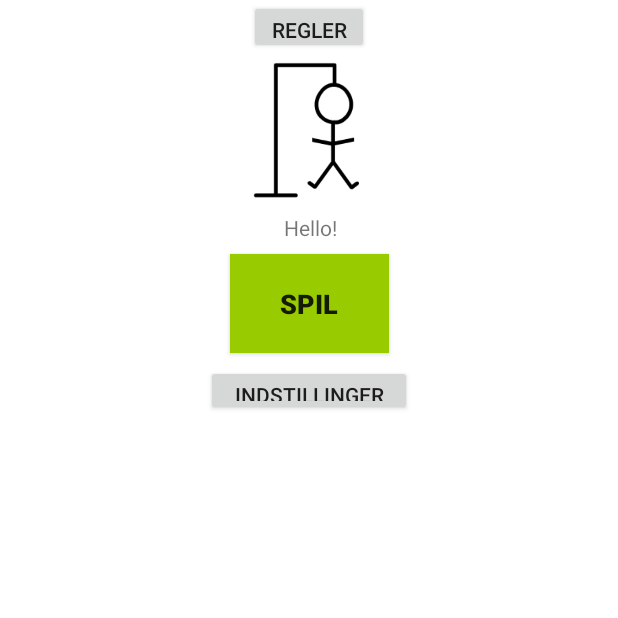
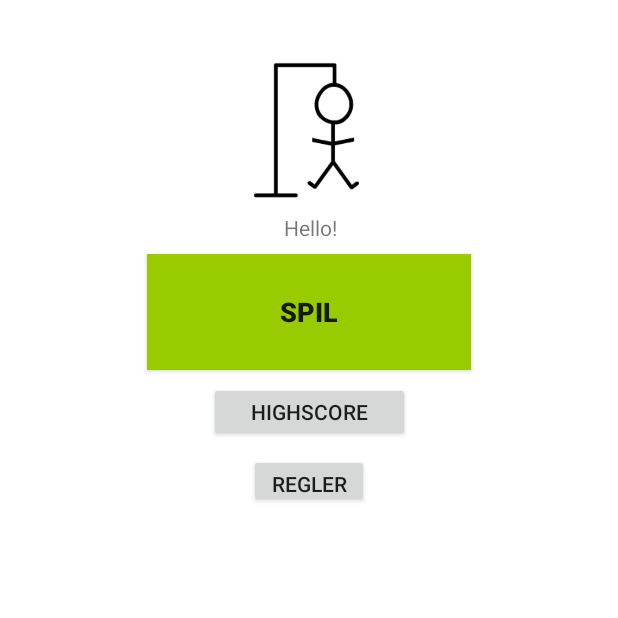
Before and after one commit to vonScholten/Galgeleg_v1, an Android app: the screen it shows after launch (MainActivity), on a phone screen of 412 x 824 dp, the top half of it. Run offline under Robolectric (Android 15) with nearby library versions, the phone set to English and light mode, and no system bars; network calls fail.

Commit message:
id bug fix

```diff
--- a/app/src/main/java/s145005/galgeleg_v1/MainActivity.java
+++ b/app/src/main/java/s145005/galgeleg_v1/MainActivity.java
@@ -52,7 +52,7 @@ public class MainActivity extends AppCompatActivity implements View.OnClickListe
         start.setOnClickListener(this);
         rules = (Button) findViewById(R.id.rulesButton);
         rules.setOnClickListener(this);
-        highscoreButton = (Button) findViewById(R.id.highscoreButton);
+        highscoreButton = (Button) findViewById(R.id.higescoreButton);
         highscoreButton.setOnClickListener(this);
 
         //TextViews
--- a/app/src/main/res/layout/activity_main.xml
+++ b/app/src/main/res/layout/activity_main.xml
@@ -20,8 +20,8 @@
 
     <Button
         android:id="@+id/startGameButton"
-        android:layout_width="106dp"
-        android:layout_height="66dp"
+        android:layout_width="216dp"
+        android:layout_height="77dp"
         android:layout_marginLeft="8dp"
         android:layout_marginRight="8dp"
         android:layout_marginTop="8dp"
@@ -34,6 +34,18 @@
         app:layout_constraintTop_toBottomOf="@+id/WelcomeText" />
 
     <Button
+        android:id="@+id/higescoreButton"
+        android:layout_width="134dp"
+        android:layout_height="40dp"
+        android:layout_marginEnd="8dp"
+        android:layout_marginStart="8dp"
+        android:layout_marginTop="8dp"
+        android:text="Highscore"
+        app:layout_constraintEnd_toEndOf="parent"
+        app:layout_constraintStart_toStartOf="parent"
+        app:layout_constraintTop_toBottomOf="@+id/startGameButton" />
+
+    <Button
         android:id="@+id/rulesButton"
         android:layout_width="80dp"
         android:layout_height="36dp"
@@ -41,10 +53,9 @@
         android:layout_marginRight="8dp"
         android:layout_marginTop="8dp"
         android:text="Regler"
-        app:layout_constraintHorizontal_bias="0.501"
         app:layout_constraintLeft_toLeftOf="parent"
         app:layout_constraintRight_toRightOf="parent"
-        app:layout_constraintTop_toBottomOf="@+id/highscoreButton" />
+        app:layout_constraintTop_toBottomOf="@+id/higescoreButton" />
 
     <ImageView
         android:id="@+id/imageView2"
@@ -57,17 +68,4 @@
         app:layout_constraintRight_toRightOf="parent"
         android:layout_marginLeft="8dp"
         app:layout_constraintLeft_toLeftOf="parent" />
-
-    <Button
-        android:id="@+id/settingsButton"
-        android:layout_width="137dp"
-        android:layout_height="34dp"
-        android:layout_marginEnd="8dp"
-        android:layout_marginStart="8dp"
-        android:layout_marginTop="8dp"
-        android:text="Indstillinger"
-        app:layout_constraintEnd_toEndOf="parent"
-        app:layout_constraintStart_toStartOf="parent"
-        app:layout_constraintTop_toBottomOf="@+id/startGameButton" />
-
 </android.support.constraint.ConstraintLayout>
```
